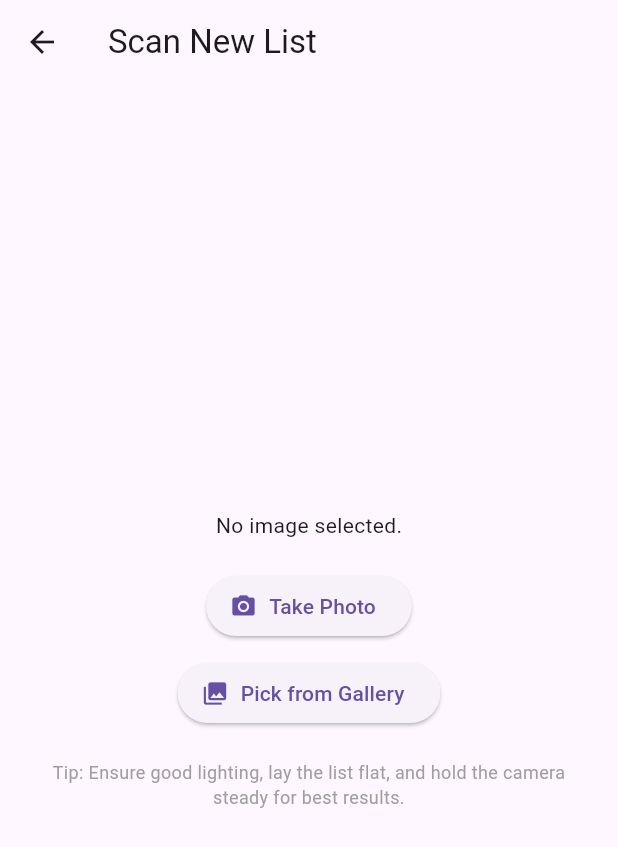
After one commit to PapaBear4/smart_shopper, a Flutter app: the screen it shows after launch, after a tap on the "camera alt" icon, on a phone screen of 412 x 824 dp. The commit adds this screen. Shown: the top 847 px of the screen. Run offline on Flutter 3.47's test engine with Material 3 defaults, Android fonts, the phone set to English and light mode, and no system bars; our stand-ins replace bloc, equatable, flutter_bloc, flutter_dotenv, get_it, go_router and 4 more; missing offline and left inert: faker_dart; generated files the repository leaves out were written again.

Commit message:
feat: Add Scan-a-List feature with image selection and processing capabilities

```diff
--- /dev/null
+++ b/feature plan.txt
@@ -0,0 +1,87 @@
+Updated Development Plan: Scan-a-List Feature
+
+Goal: Allow users to take a photo of a typed or handwritten list, have the text recognized, and use it to create a new shopping list in the app. The process should be smooth, provide good feedback, and leverage Google Cloud services for OCR.
+
+Phase 1: Core OCR Integration & New List Creation
+
+Setup Google Cloud Vision AI:
+
+Action: Create a Google Cloud Project (if you don't have one).
+Action: Enable the Cloud Vision AI API.
+Action: Set up API key authentication. Consider secure ways to store and manage the API key within your Flutter app (e.g., using environment variables, a secure storage solution, or a backend proxy).
+Research: Familiarize yourself with the Vision AI API documentation, specifically text detection (OCR) features, including handwriting.
+Image Input & Preprocessing:
+
+Research & Decision: Investigate Flutter packages or platform channel methods to invoke the native "scan document" mode available on some devices.
+If a reliable cross-platform "scan document" feature is not readily available or too complex to implement initially, fall back to a standard image picker (e.g., the image_picker package).
+Action: Implement the UI for the user to either capture a new photo or select an existing one.
+UI Element: Design a simple instructional message/modal to guide users on taking good photos for OCR (e.g., "Ensure good lighting," "Lay the list flat," "Avoid shadows," "Hold the camera steady").
+(Optional) Action: Implement basic image preprocessing on the client-side if needed (e.g., cropping guidance, though "scan document" mode might handle this).
+OCR API Call & Basic Text Extraction:
+
+Action: Implement the network call to send the selected/captured image to the Google Cloud Vision AI API.
+Action: Handle the API response, extracting the raw detected text.
+UI Element: Implement loading indicators while the image is being uploaded and processed.
+Error Handling: Implement basic error handling for API call failures (network issues, API errors) and display user-friendly messages.
+Initial List Parsing (New List Only):
+
+Strategy: For the initial version, assume each distinct line of text returned by the OCR is a potential shopping list item.
+Action: Process the raw text into a preliminary list of item strings.
+User Review & List Creation UI:
+
+UI Element: Design a screen where the user can see the items extracted from the image.
+Functionality:
+Allow users to edit the text of each item.
+Allow users to delete incorrect items.
+Allow users to add new items manually if something was missed.
+A "Create List" button.
+Action: Upon confirmation, create a new shopping list in your app's data store (e.g., ObjectBox) with these items.
+Feedback: Provide clear confirmation once the list is created.
+Phase 2: Advanced Parsing - Item Grouping
+
+Grouping Logic Development:
+
+Strategy & Research: Analyze typical ways users might group items in a handwritten or typed list (e.g., by category headings, significant spacing/blank lines between groups, indentation).
+Action: Develop parsing logic that attempts to identify these groupings from the OCR text after the initial line-by-line extraction. This might involve looking for:
+Lines that are stylistically different (e.g., all caps, underlined - though this might be harder with raw text).
+Keywords that might indicate categories (e.g., "Produce:", "Dairy:").
+Patterns of empty lines separating blocks of text.
+Data Model: Update your temporary list data structure to accommodate groups and items within groups.
+UI for Group Review (if applicable):
+
+UI Element (if explicit group review is desired): If the grouping logic is complex or might need user correction, consider how users would review and adjust these automatically detected groups. For simplicity, the initial version might just display items under their detected group headings in the review screen (Step 1.5).
+Action: Ensure the final list creation process correctly saves items with their group associations.
+Phase 3: User Experience, Refinements & Handwriting
+
+Handwriting Recognition & Testing:
+
+Focus: Since Google Cloud Vision AI supports handwriting, this phase focuses on testing and refining its effectiveness with various handwriting styles.
+Action: Gather diverse handwritten list samples and test the end-to-end flow.
+Iteration: Based on testing, you might need to provide more specific user guidance for handwritten lists (e.g., "Print clearly if possible").
+Enhanced Error Handling & Feedback:
+
+Action: Refine error messages to be more specific and helpful (e.g., "Could not read text from the image. Try again with better lighting.").
+UI Element: Implement smoother transitions and more descriptive loading/processing messages.
+Action: Consider edge cases: very blurry images, images with no text, very long lists.
+UI/UX Polish:
+
+Action: Conduct usability testing (even informal) to identify pain points in the workflow.
+Iteration: Refine the UI for image capture, the review screen, and overall flow based on feedback. Ensure interactions are intuitive.
+Phase 4: Future Enhancements (Post-MVP)
+
+Adding to Existing List: Implement the logic and UI to allow users to append scanned items to an already existing shopping list.
+More Sophisticated NLP: Explore more advanced Natural Language Processing techniques (possibly still within Google Cloud offerings, or client-side) for:
+Detecting quantities and units (e.g., "2 lbs apples," "1 gallon milk").
+Smarter item separation if multiple items are on a single line.
+Offline Considerations: If offline capability becomes a high priority, research on-device OCR solutions for Flutter, understanding there will likely be a trade-off in accuracy, especially for handwriting.
+Key Considerations Throughout:
+
+User Feedback: At each step, especially after implementing a UI, get feedback. This is crucial for a feature like this.
+Iterative Development: Don't try to build everything at once. Get the core functionality of Phase 1 working well, then build upon it.
+Flutter State Management: Ensure you have a robust state management solution in your Flutter app to handle the data flow from image selection to list creation.
+Permissions: Handle necessary permissions (camera, photo library) gracefully.
+TODO: Set up a separate, restricted API key for Google Cloud Vision AI before any production release or wider testing. An unrestricted key is a security risk.
+
+This updated plan should give us a solid roadmap. We can start by focusing on Phase 1, particularly setting up the Google Cloud Vision AI and the basic image capture to text extraction pipeline.
+
+What are your thoughts on this revised plan?
--- /dev/null
+++ b/lib/features/scan_list/presentation/pages/scan_list_page.dart
@@ -0,0 +1,88 @@
+import 'dart:io';
+import 'package:flutter/material.dart';
+import 'package:image_picker/image_picker.dart';
+
+class ScanListPage extends StatefulWidget {
+  const ScanListPage({super.key});
+
+  static const String routeName = '/scan-list';
+
+  @override
+  State<ScanListPage> createState() => _ScanListPageState();
+}
+
+class _ScanListPageState extends State<ScanListPage> {
+  File? _selectedImage;
+  final ImagePicker _picker = ImagePicker();
+
+  Future<void> _pickImage(ImageSource source) async {
+    try {
+      final XFile? pickedFile = await _picker.pickImage(source: source);
+      if (pickedFile != null) {
+        setState(() {
+          _selectedImage = File(pickedFile.path);
+        });
+        // TODO: Navigate to review screen or start processing
+        ScaffoldMessenger.of(context).showSnackBar(
+          SnackBar(content: Text('Image selected: ${pickedFile.path}')),
+        );
+      } else {
+        ScaffoldMessenger.of(context).showSnackBar(
+          const SnackBar(content: Text('No image selected.')),
+        );
+      }
+    } catch (e) {
+      // TODO: Handle exceptions more gracefully
+      ScaffoldMessenger.of(context).showSnackBar(
+        SnackBar(content: Text('Error picking image: $e')),
+      );
+    }
+  }
+
+  @override
+  Widget build(BuildContext context) {
+    return Scaffold(
+      appBar: AppBar(
+        title: const Text('Scan New List'),
+      ),
+      body: Center(
+        child: Column(
+          mainAxisAlignment: MainAxisAlignment.center,
+          children: <Widget>[
+            if (_selectedImage != null)
+              Expanded(
+                child: Padding(
+                  padding: const EdgeInsets.all(16.0),
+                  child: Image.file(_selectedImage!),
+                ),
+              )
+            else
+              const Text('No image selected.'),
+            const SizedBox(height: 20),
+            ElevatedButton.icon(
+              icon: const Icon(Icons.camera_alt),
+              label: const Text('Take Photo'),
+              onPressed: () => _pickImage(ImageSource.camera),
+            ),
+            const SizedBox(height: 10),
+            ElevatedButton.icon(
+              icon: const Icon(Icons.photo_library),
+              label: const Text('Pick from Gallery'),
+              onPressed: () => _pickImage(ImageSource.gallery),
+            ),
+            const SizedBox(height: 20),
+            // TODO: Add instructional message for taking good photos
+            const Padding(
+              padding: EdgeInsets.symmetric(horizontal: 16.0),
+              child: Text(
+                'Tip: Ensure good lighting, lay the list flat, and hold the camera steady for best results.',
+                textAlign: TextAlign.center,
+                style: TextStyle(fontSize: 12, color: Colors.grey),
+              ),
+            ),
+          ],
+        ),
+      ),
+    );
+  }
+}
--- /dev/null
+++ b/lib/features/scan_list/services/image_processing_service.dart
@@ -0,0 +1,7 @@
+// TODO: Implement image processing service
+// This service will handle communication with Google Cloud Vision API
+
+class ImageProcessingService {
+  // TODO: Add method to send image to Google Cloud Vision API
+  // TODO: Add method to parse OCR results
+}
--- a/lib/features/shopping_lists/view/shopping_lists_screen.dart
+++ b/lib/features/shopping_lists/view/shopping_lists_screen.dart
@@ -4,6 +4,7 @@ import 'package:go_router/go_router.dart';
 import '../../../models/models.dart';
 import '../../../service_locator.dart';
 import '../cubit/shopping_list_cubit.dart';
+import '../../../features/scan_list/presentation/pages/scan_list_page.dart'; // Added for Scan List Page
 import 'dart:developer';
 import 'package:flutter/foundation.dart'; // Added for kDebugMode
 
@@ -190,13 +191,28 @@ class ShoppingListsView extends StatelessWidget {
 
       // === FLOATING ACTION BUTTON ===
       // Button to add a new shopping list
-      floatingActionButton: FloatingActionButton(
+      floatingActionButton: Column(
+        mainAxisAlignment: MainAxisAlignment.end,
+        children: [
+          FloatingActionButton(
             onPressed: () {
               // Show dialog to create a new shopping list
               _showAddEditListDialog(context);
             },
             tooltip: 'Add New List',
+            heroTag: 'addListFab', // Added heroTag
             child: const Icon(Icons.add),
+          ),
+          const SizedBox(height: 16),
+          FloatingActionButton(
+            onPressed: () {
+              context.push(ScanListPage.routeName); // Navigate to Scan List Page
+            },
+            tooltip: 'Scan New List',
+            heroTag: 'scanListFab', // Added heroTag
+            child: const Icon(Icons.camera_alt),
+          ),
+        ],
       ),
     );
   }
--- a/lib/routing/app_router.dart
+++ b/lib/routing/app_router.dart
@@ -8,6 +8,7 @@ import '../features/items_by_store/view/items_by_store_screen.dart';
 import '../features/product_variants/screens/product_variants_list_screen.dart';
 import '../features/product_variants/screens/product_variant_form_screen.dart';
 import '../models/product_variant.dart'; // Required for casting arguments
+import '../features/scan_list/presentation/pages/scan_list_page.dart'; // Added for Scan List Page
 import 'dart:developer';
 import 'package:flutter/foundation.dart';
 
@@ -130,6 +131,14 @@ final GoRouter appRouter = GoRouter(
         ),
       ],
     ),
+
+    // === SCAN LIST PAGE ROUTE (Top-level route) ===
+    GoRoute(
+      path: ScanListPage.routeName, // '/scan-list'
+      builder: (BuildContext context, GoRouterState state) {
+        return const ScanListPage();
+      },
+    ),
   ],
 
   // === ERROR HANDLING ===
--- a/pubspec.yaml
+++ b/pubspec.yaml
@@ -18,6 +18,7 @@ environment:
 dependencies:
   flutter:
     sdk: flutter
+  image_picker: ^1.1.2 # Added for image picking from camera/gallery
   flutter_bloc: ^9.1.0        # State Management (BLoC Pattern)
   equatable: ^2.0.5         # Value equality for BLoC states/events
   objectbox: ^4.0.3         # ObjectBox core database library
```
Also changed, not shown: pubspec.lock, 6 other files. Lines whose indentation alone changed are shown as unchanged.
